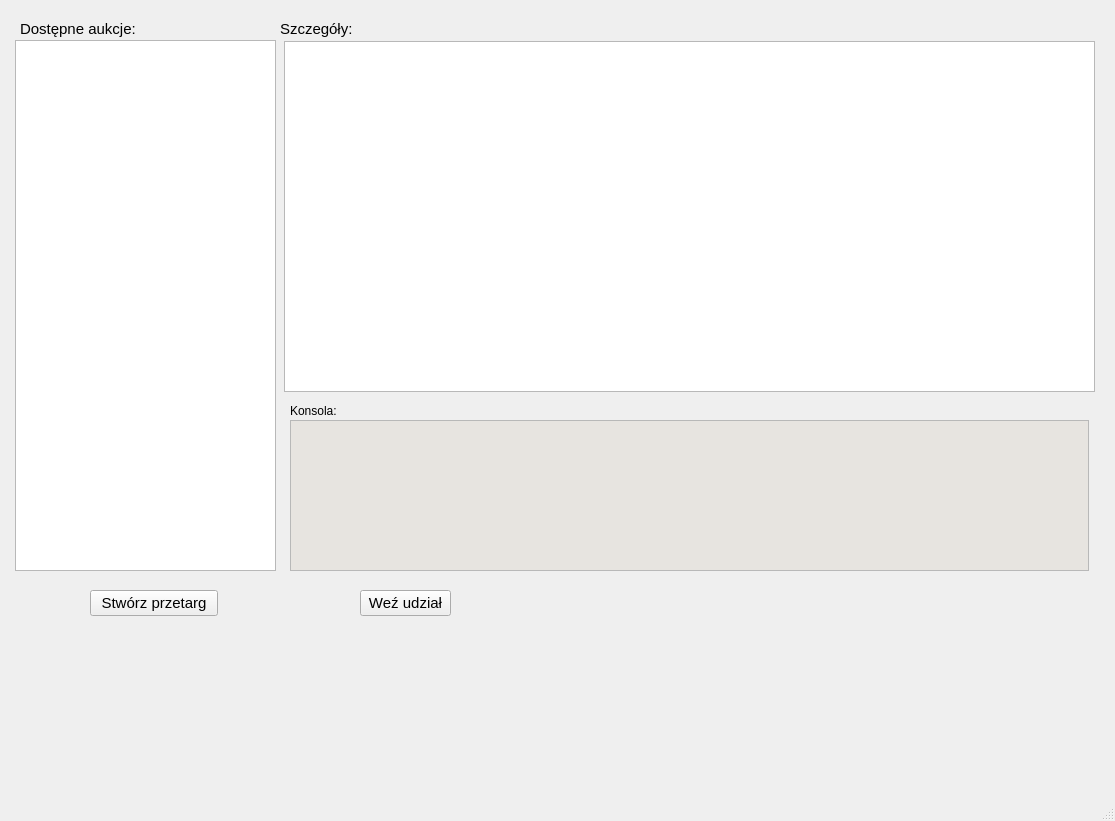
First picture: the form in klient/gui/oknoglowne.ui, repository dominikj/PKRY, before the edit.
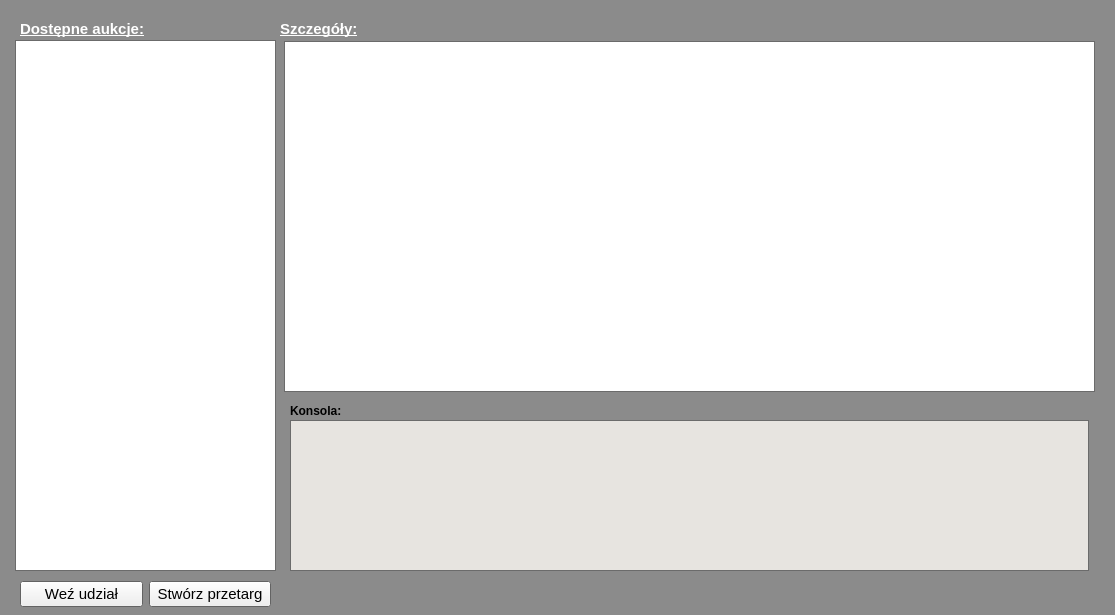
Second picture: the form after the edit.

Commit message: Naprawa interface`u

```diff
--- a/klient/gui/oknoglowne.ui
+++ b/klient/gui/oknoglowne.ui
@@ -7,9 +7,100 @@
     <x>0</x>
     <y>0</y>
     <width>1115</width>
-    <height>821</height>
+    <height>615</height>
    </rect>
   </property>
+  <property name="palette">
+   <palette>
+    <active>
+     <colorrole role="WindowText">
+      <brush brushstyle="SolidPattern">
+       <color alpha="255">
+        <red>255</red>
+        <green>255</green>
+        <blue>255</blue>
+       </color>
+      </brush>
+     </colorrole>
+     <colorrole role="Base">
+      <brush brushstyle="SolidPattern">
+       <color alpha="255">
+        <red>255</red>
+        <green>255</green>
+        <blue>255</blue>
+       </color>
+      </brush>
+     </colorrole>
+     <colorrole role="Window">
+      <brush brushstyle="SolidPattern">
+       <color alpha="255">
+        <red>139</red>
+        <green>139</green>
+        <blue>139</blue>
+       </color>
+      </brush>
+     </colorrole>
+    </active>
+    <inactive>
+     <colorrole role="WindowText">
+      <brush brushstyle="SolidPattern">
+       <color alpha="255">
+        <red>255</red>
+        <green>255</green>
+        <blue>255</blue>
+       </color>
+      </brush>
+     </colorrole>
+     <colorrole role="Base">
+      <brush brushstyle="SolidPattern">
+       <color alpha="255">
+        <red>255</red>
+        <green>255</green>
+        <blue>255</blue>
+       </color>
+      </brush>
+     </colorrole>
+     <colorrole role="Window">
+      <brush brushstyle="SolidPattern">
+       <color alpha="255">
+        <red>139</red>
+        <green>139</green>
+        <blue>139</blue>
+       </color>
+      </brush>
+     </colorrole>
+    </inactive>
+    <disabled>
+     <colorrole role="WindowText">
+      <brush brushstyle="SolidPattern">
+       <color alpha="255">
+        <red>190</red>
+        <green>190</green>
+        <blue>190</blue>
+       </color>
+      </brush>
+     </colorrole>
+     <colorrole role="Base">
+      <brush brushstyle="SolidPattern">
+       <color alpha="255">
+        <red>139</red>
+        <green>139</green>
+        <blue>139</blue>
+       </color>
+      </brush>
+     </colorrole>
+     <colorrole role="Window">
+      <brush brushstyle="SolidPattern">
+       <color alpha="255">
+        <red>139</red>
+        <green>139</green>
+        <blue>139</blue>
+       </color>
+      </brush>
+     </colorrole>
+    </disabled>
+   </palette>
+  </property>
   <property name="windowTitle">
    <string>eAukcja</string>
   </property>
@@ -19,13 +110,16 @@
      <rect>
       <x>20</x>
       <y>20</y>
-      <width>131</width>
+      <width>151</width>
       <height>18</height>
      </rect>
     </property>
     <property name="font">
      <font>
       <pointsize>11</pointsize>
+      <weight>75</weight>
+      <bold>true</bold>
+      <underline>true</underline>
      </font>
     </property>
     <property name="text">
@@ -53,60 +147,27 @@
      <bool>true</bool>
     </property>
    </widget>
-   <widget class="QPushButton" name="pushButton">
-    <property name="geometry">
-     <rect>
-      <x>360</x>
-      <y>590</y>
-      <width>91</width>
-      <height>26</height>
-     </rect>
-    </property>
-    <property name="font">
-     <font>
-      <pointsize>11</pointsize>
-     </font>
-    </property>
-    <property name="text">
-     <string>Weź udział</string>
-    </property>
-   </widget>
    <widget class="QLabel" name="label_2">
     <property name="geometry">
      <rect>
       <x>280</x>
       <y>20</y>
-      <width>80</width>
+      <width>101</width>
       <height>18</height>
      </rect>
     </property>
     <property name="font">
      <font>
       <pointsize>11</pointsize>
+      <weight>75</weight>
+      <bold>true</bold>
+      <underline>true</underline>
      </font>
     </property>
     <property name="text">
      <string>Szczegóły:</string>
     </property>
    </widget>
-   <widget class="QPushButton" name="pushButton_2">
-    <property name="geometry">
-     <rect>
-      <x>90</x>
-      <y>590</y>
-      <width>128</width>
-      <height>26</height>
-     </rect>
-    </property>
-    <property name="font">
-     <font>
-      <pointsize>11</pointsize>
-     </font>
-    </property>
-    <property name="text">
-     <string>Stwórz przetarg</string>
-    </property>
-   </widget>
    <widget class="QListWidget" name="listWidget">
     <property name="geometry">
      <rect>
@@ -137,6 +198,49 @@
       <height>21</height>
      </rect>
     </property>
+    <property name="palette">
+     <palette>
+      <active>
+       <colorrole role="WindowText">
+        <brush brushstyle="SolidPattern">
+         <color alpha="255">
+          <red>0</red>
+          <green>0</green>
+          <blue>0</blue>
+         </color>
+        </brush>
+       </colorrole>
+      </active>
+      <inactive>
+       <colorrole role="WindowText">
+        <brush brushstyle="SolidPattern">
+         <color alpha="255">
+          <red>0</red>
+          <green>0</green>
+          <blue>0</blue>
+         </color>
+        </brush>
+       </colorrole>
+      </inactive>
+      <disabled>
+       <colorrole role="WindowText">
+        <brush brushstyle="SolidPattern">
+         <color alpha="255">
+          <red>190</red>
+          <green>190</green>
+          <blue>190</blue>
+         </color>
+        </brush>
+       </colorrole>
+      </disabled>
+     </palette>
+    </property>
+    <property name="font">
+     <font>
+      <weight>75</weight>
+      <bold>true</bold>
+     </font>
+    </property>
     <property name="text">
      <string>Konsola:</string>
     </property>
@@ -296,18 +400,43 @@
      </palette>
     </property>
    </widget>
+   <widget class="QWidget" name="">
+    <property name="geometry">
+     <rect>
+      <x>20</x>
+      <y>580</y>
+      <width>251</width>
+      <height>28</height>
+     </rect>
+    </property>
+    <layout class="QHBoxLayout" name="horizontalLayout">
+     <item>
+      <widget class="QPushButton" name="pushButton">
+       <property name="font">
+        <font>
+         <pointsize>11</pointsize>
+        </font>
+       </property>
+       <property name="text">
+        <string>Weź udział</string>
+       </property>
+      </widget>
+     </item>
+     <item>
+      <widget class="QPushButton" name="pushButton_2">
+       <property name="font">
+        <font>
+         <pointsize>11</pointsize>
+        </font>
+       </property>
+       <property name="text">
+        <string>Stwórz przetarg</string>
+       </property>
+      </widget>
+     </item>
+    </layout>
+   </widget>
   </widget>
-  <widget class="QMenuBar" name="menubar">
-   <property name="geometry">
-    <rect>
-     <x>0</x>
-     <y>0</y>
-     <width>1115</width>
-     <height>27</height>
-    </rect>
-   </property>
-  </widget>
-  <widget class="QStatusBar" name="statusbar"/>
  </widget>
  <resources/>
  <connections/>
```
The commit also changes 4 other files.
